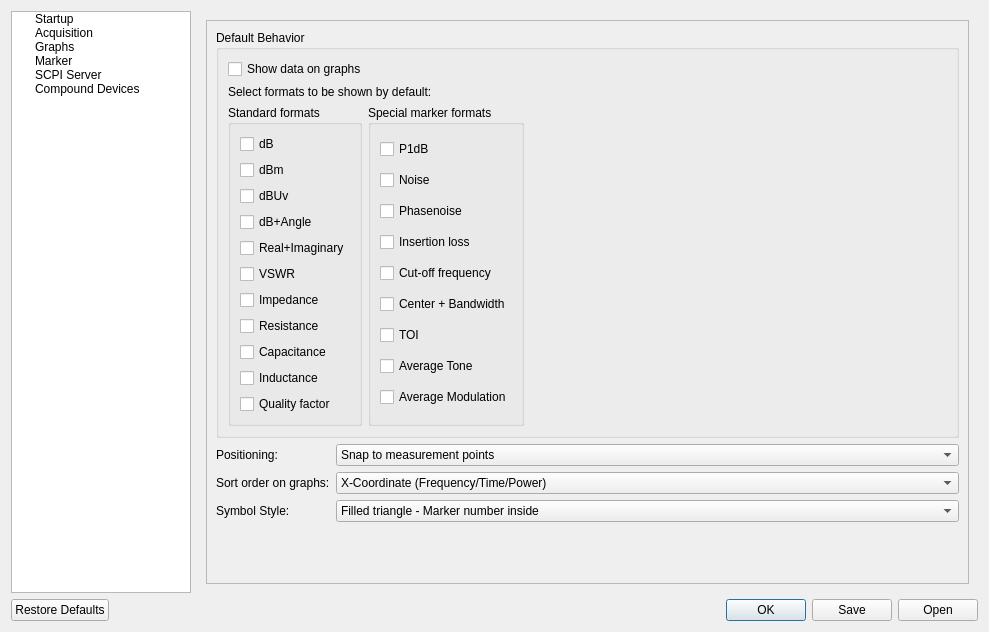
The window that Software/PC_Application/LibreVNA-GUI/preferencesdialog.ui (jankae/LibreVNA) describes before a commit, drawn with Qt 5.
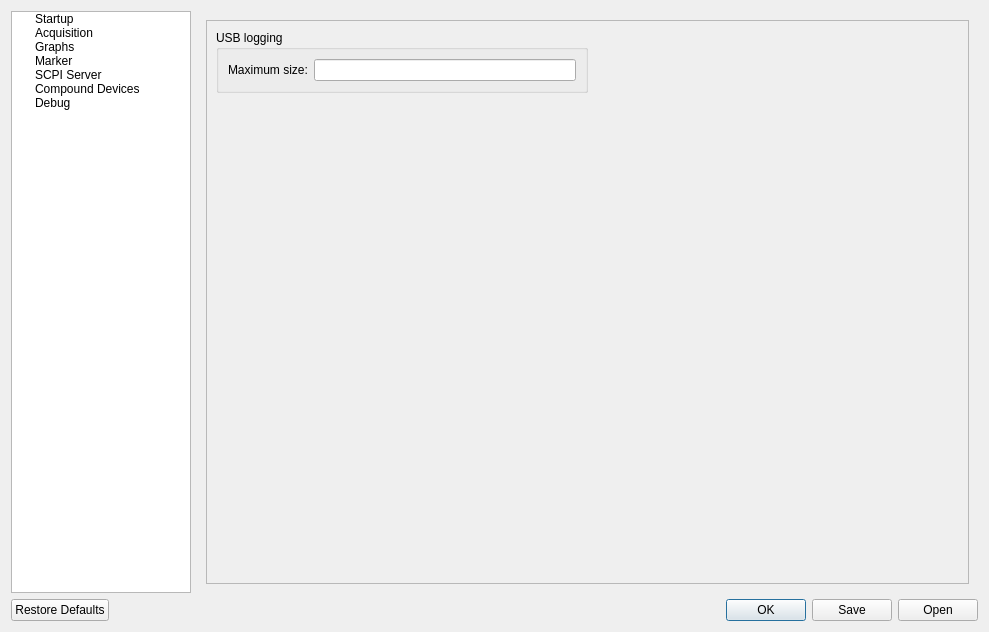
The same window after the commit. Icons and pictures are not drawn. Custom widgets are drawn as their Qt base class.

Commit message: USB logging

```diff
--- a/Software/PC_Application/LibreVNA-GUI/preferencesdialog.ui
+++ b/Software/PC_Application/LibreVNA-GUI/preferencesdialog.ui
@@ -71,6 +71,11 @@
          <string>Compound Devices</string>
         </property>
        </item>
+       <item>
+        <property name="text">
+         <string>Debug</string>
+        </property>
+       </item>
       </widget>
      </item>
      <item>
@@ -88,7 +93,7 @@
         </size>
        </property>
        <property name="currentIndex">
-        <number>3</number>
+        <number>6</number>
        </property>
        <widget class="QWidget" name="Startup">
         <layout class="QHBoxLayout" name="horizontalLayout_4">
@@ -1450,7 +1455,7 @@
             <property name="geometry">
              <rect>
               <x>0</x>
-              <y>-15</y>
+              <y>0</y>
               <width>749</width>
               <height>576</height>
              </rect>
@@ -1918,6 +1923,78 @@
          </item>
         </layout>
        </widget>
+       <widget class="QWidget" name="Debug">
+        <layout class="QVBoxLayout" name="verticalLayout_29">
+         <item>
+          <widget class="QScrollArea" name="scrollArea_7">
+           <property name="widgetResizable">
+            <bool>true</bool>
+           </property>
+           <widget class="QWidget" name="scrollAreaWidgetContents_5">
+            <property name="geometry">
+             <rect>
+              <x>0</x>
+              <y>0</y>
+              <width>763</width>
+              <height>561</height>
+             </rect>
+            </property>
+            <layout class="QHBoxLayout" name="horizontalLayout_19">
+             <item>
+              <layout class="QVBoxLayout" name="verticalLayout_30">
+               <item>
+                <widget class="QGroupBox" name="groupBox_23">
+                 <property name="title">
+                  <string>USB logging</string>
+                 </property>
+                 <layout class="QFormLayout" name="formLayout_15">
+                  <item row="0" column="0">
+                   <widget class="QLabel" name="label_54">
+                    <property name="text">
+                     <string>Maximum size:</string>
+                    </property>
+                   </widget>
+                  </item>
+                  <item row="0" column="1">
+                   <widget class="SIUnitEdit" name="DebugMaxUSBlogSize"/>
+                  </item>
+                 </layout>
+                </widget>
+               </item>
+               <item>
+                <spacer name="verticalSpacer_9">
+                 <property name="orientation">
+                  <enum>Qt::Vertical</enum>
+                 </property>
+                 <property name="sizeHint" stdset="0">
+                  <size>
+                   <width>20</width>
+                   <height>40</height>
+                  </size>
+                 </property>
+                </spacer>
+               </item>
+              </layout>
+             </item>
+             <item>
+              <spacer name="horizontalSpacer_7">
+               <property name="orientation">
+                <enum>Qt::Horizontal</enum>
+               </property>
+               <property name="sizeHint" stdset="0">
+                <size>
+                 <width>366</width>
+                 <height>20</height>
+                </size>
+               </property>
+              </spacer>
+             </item>
+            </layout>
+           </widget>
+          </widget>
+         </item>
+        </layout>
+       </widget>
       </widget>
      </item>
     </layout>
```
Left out of the diff: 16 changed lines with no effect on the pictures. The commit also changes 15 other files.
